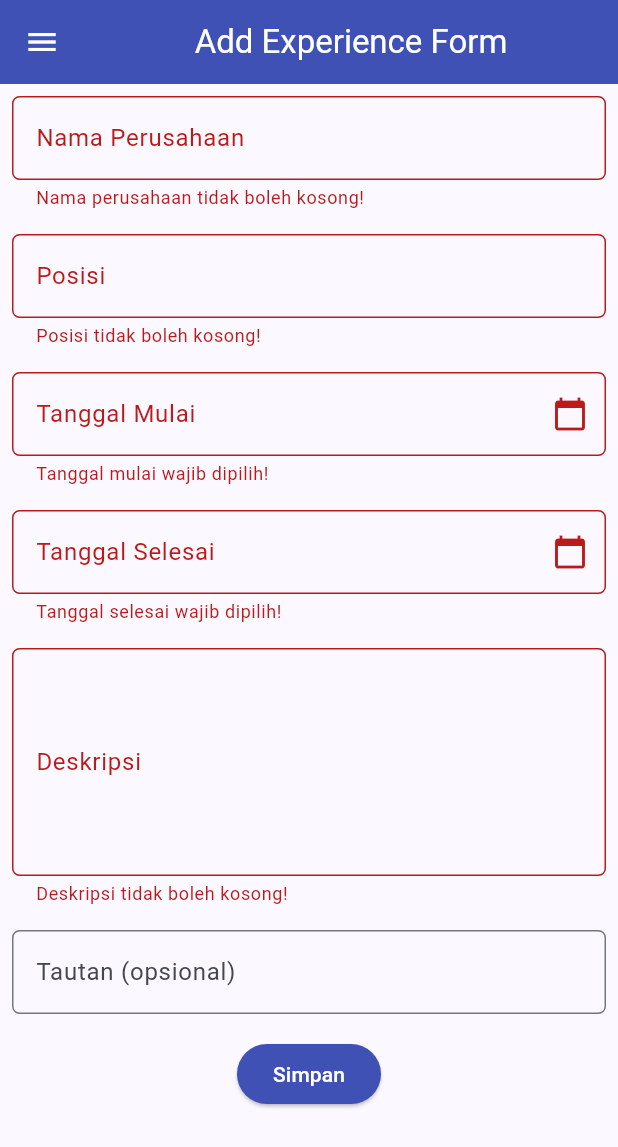
After one commit to nurulbena/myportofolio_mobile, a Flutter app: the ExperienceFormPage screen opened directly, after a tap on "Simpan", on a phone screen of 412 x 824 dp. The commit adds this screen. Shown: the top 1147 px of the screen. Run offline on Flutter 3.47's test engine with Material 3 defaults, Android fonts, the phone set to English and light mode, and no system bars; our stand-ins replace material_ui.

Commit message:
TUGAS8: Flutter Navigation, Layouts, Form and Input Elements

```diff
--- /dev/null
+++ b/lib/screens/experience_form.dart
@@ -0,0 +1,170 @@
+import 'package:material_ui/material_ui.dart';
+import 'package:myportofolio_mobile/widgets/left_drawer.dart';
+
+class ExperienceFormPage extends StatefulWidget {
+  const ExperienceFormPage({super.key});
+
+  @override
+  State<ExperienceFormPage> createState() => _ExperienceFormPageState();
+}
+
+class _ExperienceFormPageState extends State<ExperienceFormPage> {
+  final _formKey = GlobalKey<FormState>();
+  final _company = TextEditingController();
+  final _position = TextEditingController();
+  final _start = TextEditingController();
+  final _end = TextEditingController();
+  final _desc = TextEditingController();
+  final _link = TextEditingController();
+
+  @override
+  void dispose() {
+    for (final c in [_company, _position, _start, _end, _desc, _link]) {
+      c.dispose();
+    }
+    super.dispose();
+  }
+
+  Future<void> _pickDate(TextEditingController ctrl) async {
+    final picked = await showDatePicker(
+      context: context,
+      initialDate: DateTime.now(),
+      firstDate: DateTime(2000),
+      lastDate: DateTime(2100),
+    );
+    if (picked != null) {
+      ctrl.text = picked.toIso8601String().substring(0, 10); // yyyy-MM-dd
+    }
+  }
+
+  // --- Validator ---
+  String? _required(String? v, String label, {int max = 100}) {
+    if (v == null || v.trim().isEmpty) return '$label tidak boleh kosong!';
+    if (v.trim().length > max) return '$label maksimal $max karakter!';
+    return null;
+  }
+
+  String? _validateEnd(String? v) {
+    if (v == null || v.isEmpty) return 'Tanggal selesai wajib dipilih!';
+    if (_start.text.isNotEmpty &&
+        DateTime.parse(v).isBefore(DateTime.parse(_start.text))) {
+      return 'Tanggal selesai tidak boleh sebelum tanggal mulai!';
+    }
+    return null;
+  }
+
+  String? _validateUrl(String? v) {
+    if (v == null || v.trim().isEmpty) return null; // opsional
+    final uri = Uri.tryParse(v.trim());
+    if (uri == null ||
+        !(uri.scheme == 'http' || uri.scheme == 'https') ||
+        uri.host.isEmpty) {
+      return 'URL harus diawali http:// atau https://';
+    }
+    return null;
+  }
+
+  // --- Builder field biar gak ngulang-ngulang ---
+  Widget _field(
+    TextEditingController ctrl,
+    String label, {
+    required String? Function(String?) validator,
+    int maxLines = 1,
+    bool isDate = false,
+    TextInputType? keyboard,
+  }) {
+    return Padding(
+      padding: const EdgeInsets.all(8.0),
+      child: TextFormField(
+        controller: ctrl,
+        maxLines: maxLines,
+        keyboardType: keyboard,
+        readOnly: isDate,
+        onTap: isDate ? () => _pickDate(ctrl) : null,
+        decoration: InputDecoration(
+          labelText: label,
+          suffixIcon: isDate ? const Icon(Icons.calendar_today) : null,
+          border: OutlineInputBorder(borderRadius: BorderRadius.circular(5.0)),
+        ),
+        validator: validator,
+      ),
+    );
+  }
+
+  void _save() {
+    if (!_formKey.currentState!.validate()) return;
+    showDialog(
+      context: context,
+      builder: (context) => AlertDialog(
+        title: const Text('Pengalaman berhasil disimpan!'),
+        content: SingleChildScrollView(
+          child: Column(
+            crossAxisAlignment: CrossAxisAlignment.start,
+            children: [
+              Text('Perusahaan: ${_company.text.trim()}'),
+              Text('Posisi: ${_position.text.trim()}'),
+              Text('Mulai: ${_start.text}'),
+              Text('Selesai: ${_end.text}'),
+              Text('Deskripsi: ${_desc.text.trim()}'),
+              Text('Tautan: ${_link.text.trim()}'),
+            ],
+          ),
+        ),
+        actions: [
+          TextButton(
+            child: const Text('Tutup'),
+            onPressed: () => Navigator.pop(context),
+          ),
+        ],
+      ),
+    );
+  }
+
+  @override
+  Widget build(BuildContext context) {
+    return Scaffold(
+      appBar: AppBar(
+        title: const Center(child: Text('Add Experience Form')),
+        backgroundColor: Colors.indigo,
+        foregroundColor: Colors.white,
+      ),
+      drawer: const LeftDrawer(),
+      body: Form(
+        key: _formKey,
+        child: SingleChildScrollView(
+          child: Column(
+            children: [
+              _field(_company, 'Nama Perusahaan',
+                  validator: (v) => _required(v, 'Nama perusahaan')),
+              _field(_position, 'Posisi',
+                  validator: (v) => _required(v, 'Posisi')),
+              _field(_start, 'Tanggal Mulai',
+                  isDate: true,
+                  validator: (v) => (v == null || v.isEmpty)
+                      ? 'Tanggal mulai wajib dipilih!'
+                      : null),
+              _field(_end, 'Tanggal Selesai',
+                  isDate: true, validator: _validateEnd),
+              _field(_desc, 'Deskripsi',
+                  maxLines: 5,
+                  validator: (v) => _required(v, 'Deskripsi', max: 300)),
+              _field(_link, 'Tautan (opsional)',
+                  keyboard: TextInputType.url, validator: _validateUrl),
+              Padding(
+                padding: const EdgeInsets.all(8.0),
+                child: ElevatedButton(
+                  style: ButtonStyle(
+                    backgroundColor: WidgetStateProperty.all(Colors.indigo),
+                  ),
+                  onPressed: _save,
+                  child: const Text('Simpan',
+                      style: TextStyle(color: Colors.white)),
+                ),
+              ),
+            ],
+          ),
+        ),
+      ),
+    );
+  }
+}
--- a/lib/screens/menu.dart
+++ b/lib/screens/menu.dart
@@ -13,6 +13,7 @@ class MyHomePage extends StatelessWidget {
     ItemHomepage("Lihat Proyek", Icons.folder, Colors.blue),
     ItemHomepage("Tambah Proyek", Icons.add_circle, Colors.green),
     ItemHomepage("Logout", Icons.logout, Colors.red),
+    ItemHomepage("Tambah Pengalaman", Icons.work, Colors.purple),
   ];
 
   @override
--- a/lib/widgets/left_drawer.dart
+++ b/lib/widgets/left_drawer.dart
@@ -1,6 +1,7 @@
 import 'package:material_ui/material_ui.dart';
 import 'package:myportofolio_mobile/screens/menu.dart';
 import 'package:myportofolio_mobile/screens/project_form.dart';
+import 'package:myportofolio_mobile/screens/experience_form.dart';
 
 class LeftDrawer extends StatelessWidget {
   const LeftDrawer({super.key});
@@ -51,6 +52,16 @@ class LeftDrawer extends StatelessWidget {
               );
             },
           ),
+          ListTile(
+            leading: const Icon(Icons.work_outline),
+            title: const Text('Add Experience'),
+            onTap: () {
+              Navigator.pushReplacement(
+                context,
+                MaterialPageRoute(builder: (context) => const ExperienceFormPage()),
+              );
+            },
+          ),
         ],
       ),
     );
--- a/lib/widgets/project_card.dart
+++ b/lib/widgets/project_card.dart
@@ -1,6 +1,8 @@
 import 'package:material_ui/material_ui.dart';
 import 'package:myportofolio_mobile/screens/menu.dart';
 import 'package:myportofolio_mobile/screens/project_form.dart';
+import 'package:myportofolio_mobile/screens/experience_form.dart';
+
 
 class ItemCard extends StatelessWidget {
   final ItemHomepage item;
@@ -28,6 +30,12 @@ class ItemCard extends StatelessWidget {
               MaterialPageRoute(builder: (context) => const ProjectFormPage()),
             );
           }
+          if (item.name == "Tambah Pengalaman") {
+            Navigator.push(
+              context,
+              MaterialPageRoute(builder: (context) => const ExperienceFormPage()),
+            );
+          }
         },
         child: Container(
           padding: const EdgeInsets.all(8),
```
Also changed, not shown: 1 other file.
